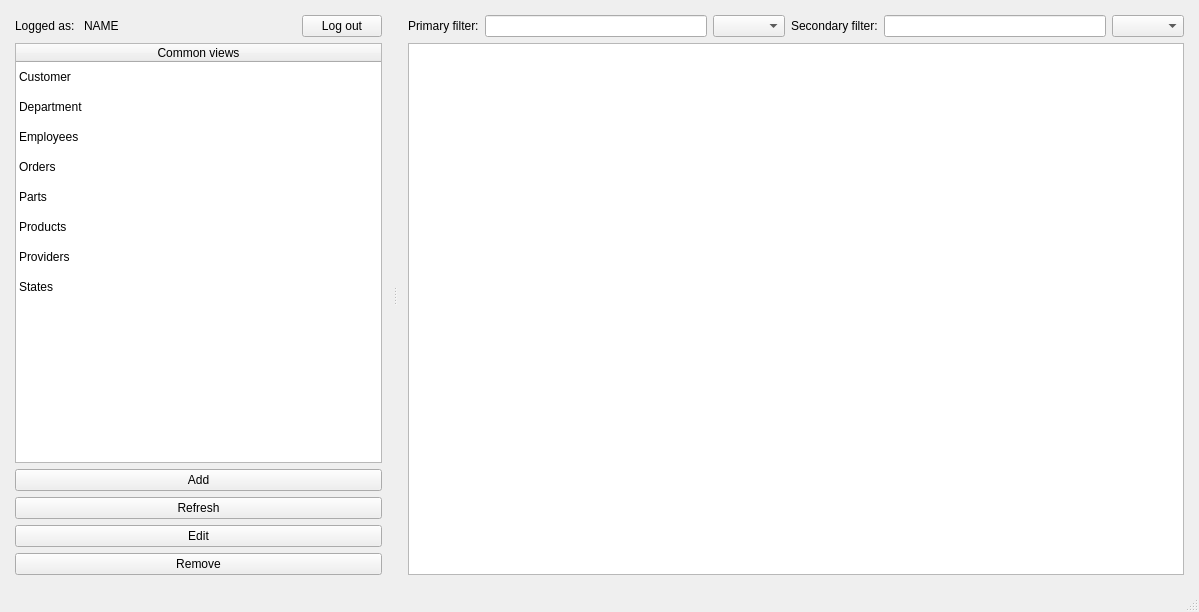
Above: dialogs/mainwindow.ui from Arquanite/KettleClient before the change. Below: the same form after it.
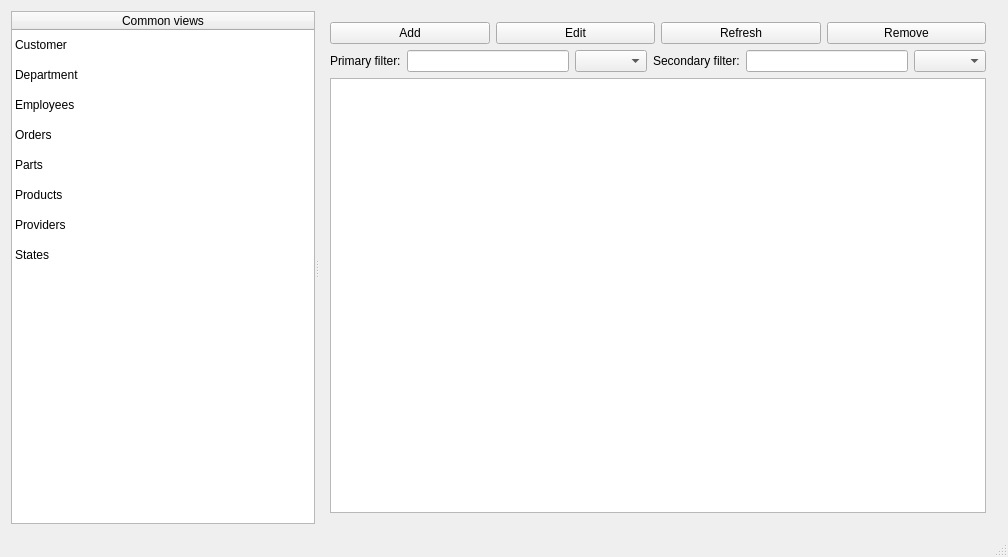
That is the form after the change.

What changed in the file:
```diff
--- a/dialogs/mainwindow.ui
+++ b/dialogs/mainwindow.ui
@@ -6,92 +6,23 @@
    <rect>
     <x>0</x>
     <y>0</y>
-    <width>1199</width>
-    <height>612</height>
+    <width>1008</width>
+    <height>557</height>
    </rect>
   </property>
   <property name="windowTitle">
    <string>MainWindow</string>
   </property>
   <widget class="QWidget" name="centralWidget">
-   <layout class="QVBoxLayout" name="verticalLayout_2">
-    <property name="spacing">
-     <number>0</number>
-    </property>
-    <property name="leftMargin">
-     <number>4</number>
-    </property>
-    <property name="topMargin">
-     <number>4</number>
-    </property>
-    <property name="rightMargin">
-     <number>4</number>
-    </property>
-    <property name="bottomMargin">
-     <number>4</number>
-    </property>
+   <layout class="QHBoxLayout" name="horizontalLayout_7">
     <item>
-     <widget class="QSplitter" name="splitter_2">
-      <property name="orientation">
-       <enum>Qt::Horizontal</enum>
-      </property>
-      <property name="childrenCollapsible">
-       <bool>false</bool>
-      </property>
+     <layout class="QHBoxLayout" name="horizontalLayout_2"/>
+    </item>
+    <item>
       <widget class="QSplitter" name="splitter">
        <property name="orientation">
-        <enum>Qt::Vertical</enum>
-       </property>
-       <property name="childrenCollapsible">
-        <bool>false</bool>
-       </property>
-       <widget class="QWidget" name="layoutWidget">
-        <layout class="QVBoxLayout" name="verticalLayout">
-         <item>
-          <layout class="QHBoxLayout" name="horizontalLayout_2">
-           <item>
-            <widget class="QLabel" name="labelLogged">
-             <property name="text">
-              <string>Logged as: </string>
-             </property>
-            </widget>
-           </item>
-           <item>
-            <widget class="QLabel" name="labelUser">
-             <property name="text">
-              <string>NAME</string>
-             </property>
-            </widget>
-           </item>
-           <item>
-            <spacer name="horizontalSpacer_2">
-             <property name="orientation">
               <enum>Qt::Horizontal</enum>
              </property>
-             <property name="sizeHint" stdset="0">
-              <size>
-               <width>40</width>
-               <height>20</height>
-              </size>
-             </property>
-            </spacer>
-           </item>
-           <item>
-            <widget class="QPushButton" name="buttonLogout">
-             <property name="minimumSize">
-              <size>
-               <width>0</width>
-               <height>0</height>
-              </size>
-             </property>
-             <property name="text">
-              <string>Log out</string>
-             </property>
-            </widget>
-           </item>
-          </layout>
-         </item>
-         <item>
           <widget class="QTableWidget" name="tableCommon">
            <property name="editTriggers">
             <set>QAbstractItemView::NoEditTriggers</set>
@@ -197,7 +128,10 @@
             </property>
            </item>
           </widget>
-         </item>
+      <widget class="QWidget" name="layoutWidget1">
+       <layout class="QVBoxLayout" name="verticalLayout_3">
+        <item>
+         <layout class="QHBoxLayout" name="horizontalLayout_6">
          <item>
           <widget class="QPushButton" name="buttonAdd">
            <property name="text">
@@ -205,13 +139,6 @@
            </property>
           </widget>
          </item>
-         <item>
-          <widget class="QPushButton" name="buttonRefresh">
-           <property name="text">
-            <string>Refresh</string>
-           </property>
-          </widget>
-         </item>
          <item>
           <widget class="QPushButton" name="buttonEdit">
            <property name="text">
@@ -219,6 +146,13 @@
            </property>
           </widget>
          </item>
+          <item>
+           <widget class="QPushButton" name="buttonRefresh">
+            <property name="text">
+             <string>Refresh</string>
+            </property>
+           </widget>
+          </item>
          <item>
           <widget class="QPushButton" name="buttonRemove">
            <property name="text">
@@ -227,10 +161,7 @@
           </widget>
          </item>
         </layout>
-       </widget>
-      </widget>
-      <widget class="QWidget" name="layoutWidget1">
-       <layout class="QVBoxLayout" name="verticalLayout_3">
+        </item>
         <item>
          <layout class="QHBoxLayout" name="horizontalLayout">
           <item>
```
Lines whose indentation alone changed are shown as unchanged.
